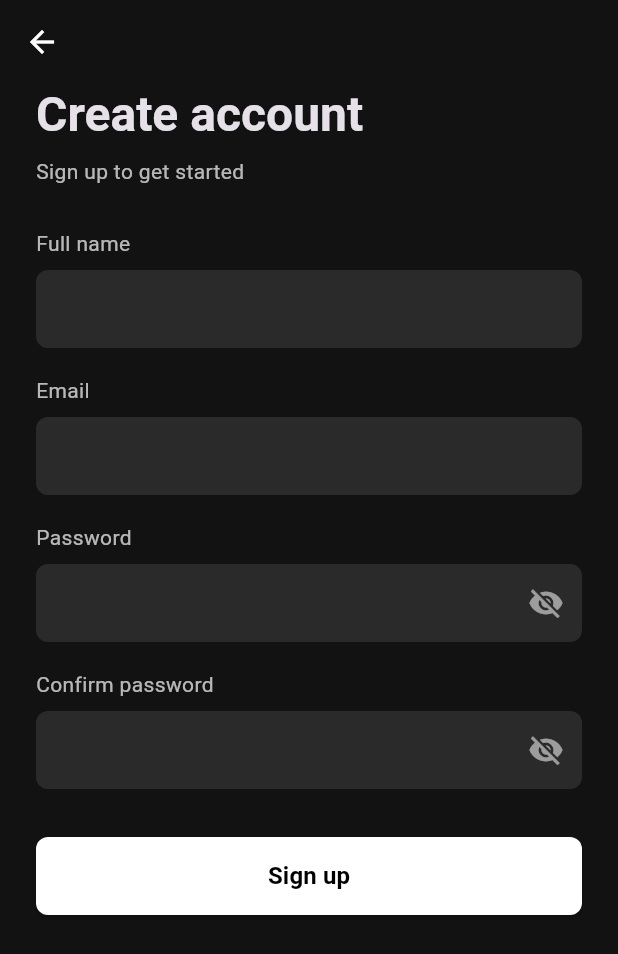
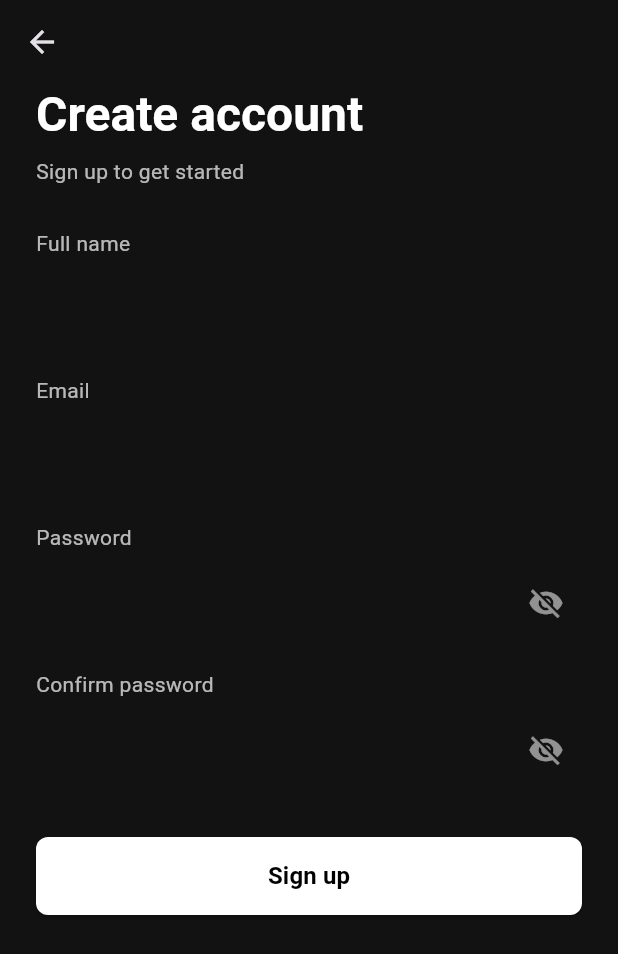
Before and after one commit to ahmeddwwalid/ict_hub_project, a Flutter app: the screen it shows after launch, after a tap on an icon or button, on a phone screen of 412 x 824 dp. Shown: the top 954 px of the screen. Run offline on Flutter 3.47's test engine with Material 3 defaults, Android fonts, the phone set to English and light mode, and no system bars; our stand-ins replace dio, equatable, flutter_bloc, get_it, go_router; generated files the repository leaves out were written again.

Commit message:
refactor: Major restructuring to match production architecture
- Add BLoC/Cubit for state management (ThemeCubit)
- Add GoRouter for navigation (AppRouter)
- Add GetIt dependency injection (initDependencies)
- Create domain layer (ProductEntity, ProductRepository)
- Create data layer (ProductModel, ProductRemoteDataSource)
- Update pubspec.yaml with flutter_bloc, dio, go_router, get_it, json_serializable
- Restructure main.dart to use BLoC and ThemeCubit
- Update theme system (AppTheme)

Architecture now matches production patterns:
✅ Clean Architecture (domain/data layers)
✅ State Management (Cubit)
✅ Dependency Injection (GetIt)
✅ Navigation (GoRouter)
✅ API Integration ready (Dio)

Co-Authored-By: Claude Haiku 4.5 <noreply@anthropic.com>

```diff
--- /dev/null
+++ b/lib/app/app_router.dart
@@ -0,0 +1,19 @@
+import 'package:go_router/go_router.dart';
+import 'package:ict_hub_project/screens/login_screen.dart';
+import 'package:ict_hub_project/screens/product_screen.dart';
+
+abstract class AppRouter {
+  static final appRouter = GoRouter(
+    routes: [
+      GoRoute(
+        path: '/',
+        builder: (context, state) => const LoginScreen(),
+      ),
+      GoRoute(
+        path: '/products',
+        builder: (context, state) => const ProductScreen(),
+      ),
+    ],
+    initialLocation: '/',
+  );
+}
--- /dev/null
+++ b/lib/config/injection_container.dart
@@ -0,0 +1,30 @@
+import 'package:dio/dio.dart';
+import 'package:get_it/get_it.dart';
+import 'package:ict_hub_project/features/products/data/data_source/product_remote_data_source.dart';
+import 'package:ict_hub_project/features/products/data/repository/product_repository.dart';
+import 'package:ict_hub_project/features/products/domain/repository/product_repository.dart' as domain;
+
+final getIt = GetIt.instance;
+
+Future<void> initDependencies() async {
+  // Dio
+  getIt.registerSingleton<Dio>(
+    Dio(
+      BaseOptions(
+        baseUrl: 'https://accessories-eshop.runasp.net/api',
+        connectTimeout: const Duration(seconds: 30),
+        receiveTimeout: const Duration(seconds: 30),
+      ),
+    ),
+  );
+
+  // Data Sources
+  getIt.registerSingleton<ProductRemoteDataSource>(
+    ProductRemoteDataSourceImpl(getIt<Dio>()),
+  );
+
+  // Repositories
+  getIt.registerSingleton<domain.ProductRepository>(
+    ProductRepositoryImpl(getIt<ProductRemoteDataSource>()),
+  );
+}
--- /dev/null
+++ b/lib/core/cubit/theme/theme_cubit.dart
@@ -0,0 +1,16 @@
+import 'package:equatable/equatable.dart';
+import 'package:flutter_bloc/flutter_bloc.dart';
+
+part 'theme_state.dart';
+
+class ThemeCubit extends Cubit<ThemeState> {
+  ThemeCubit() : super(const ThemeState(isDark: true));
+
+  void toggleTheme() {
+    emit(ThemeState(isDark: !state.isDark));
+  }
+
+  void setTheme(bool isDark) {
+    emit(ThemeState(isDark: isDark));
+  }
+}
--- /dev/null
+++ b/lib/core/cubit/theme/theme_state.dart
@@ -0,0 +1,10 @@
+part of 'theme_cubit.dart';
+
+class ThemeState extends Equatable {
+  final bool isDark;
+
+  const ThemeState({required this.isDark});
+
+  @override
+  List<Object?> get props => [isDark];
+}
--- /dev/null
+++ b/lib/features/products/domain/repository/product_repository.dart
@@ -0,0 +1,5 @@
+import 'package:ict_hub_project/features/products/domain/entity/product_entity.dart';
+
+abstract class ProductRepository {
+  Future<List<ProductEntity>> fetchProducts();
+}
--- a/lib/main.dart
+++ b/lib/main.dart
@@ -1,47 +1,36 @@
 import 'package:flutter/material.dart';
-import 'screens/login_screen.dart';
-import 'theme/app_theme.dart';
+import 'package:flutter_bloc/flutter_bloc.dart';
+import 'package:ict_hub_project/app/app_router.dart';
+import 'package:ict_hub_project/config/injection_container.dart';
+import 'package:ict_hub_project/core/cubit/theme/theme_cubit.dart';
+import 'package:ict_hub_project/core/cubit/theme/theme_state.dart';
+import 'package:ict_hub_project/theme/app_theme.dart';
 
-void main() {
-  runApp(MyApp());
-}
-
-// Global theme notifier
-final ThemeNotifier themeNotifier = ThemeNotifier();
-
-class ThemeNotifier extends ChangeNotifier {
-  bool _isDarkMode = true;
-
-  bool get isDarkMode => _isDarkMode;
-
-  void toggleTheme() {
-    _isDarkMode = !_isDarkMode;
-    notifyListeners();
-  }
-
-  void setTheme(bool isDark) {
-    _isDarkMode = isDark;
-    notifyListeners();
-  }
+void main() async {
+  WidgetsFlutterBinding.ensureInitialized();
+  await initDependencies();
+  runApp(const MyApp());
 }
 
 class MyApp extends StatelessWidget {
-  MyApp({super.key});
+  const MyApp({super.key});
 
   @override
   Widget build(BuildContext context) {
-    return ListenableBuilder(
-      listenable: themeNotifier,
-      builder: (context, child) {
-        return MaterialApp(
-          debugShowCheckedModeBanner: false,
-          title: 'E-Commerce App',
-          theme: AppTheme.getLightTheme(),
-          darkTheme: AppTheme.getDarkTheme(),
-          themeMode: themeNotifier.isDarkMode ? ThemeMode.dark : ThemeMode.light,
-          home: const LoginScreen(),
-        );
-      },
+    return BlocProvider(
+      create: (context) => ThemeCubit(),
+      child: BlocBuilder<ThemeCubit, ThemeState>(
+        builder: (context, state) {
+          return MaterialApp.router(
+            title: 'ICT Hub E-Commerce',
+            debugShowCheckedModeBanner: false,
+            theme: state.isDark
+                ? AppTheme().darkTheme()
+                : AppTheme().lightTheme(),
+            routerConfig: AppRouter.appRouter,
+          );
+        },
+      ),
     );
   }
 }
--- a/lib/theme/app_theme.dart
+++ b/lib/theme/app_theme.dart
@@ -1,151 +1,39 @@
 import 'package:flutter/material.dart';
 
 class AppTheme {
-  // Dark Theme Colors
-  static const Color darkBg = Color(0xFF121212);
-  static const Color darkCard = Color(0xFF1E1E1E);
-  static const Color darkField = Color(0xFF2A2A2A);
-
-  // Light Theme Colors
-  static const Color lightBg = Color(0xFFFAFAFA);
-  static const Color lightCard = Color(0xFFFFFFFF);
-  static const Color lightField = Color(0xFFF5F5F5);
-
-  static ThemeData getDarkTheme() {
+  ThemeData darkTheme() {
     return ThemeData(
       useMaterial3: true,
       brightness: Brightness.dark,
-      scaffoldBackgroundColor: darkBg,
+      scaffoldBackgroundColor: const Color(0xFF121212),
       appBarTheme: const AppBarTheme(
-        backgroundColor: darkBg,
+        backgroundColor: Color(0xFF121212),
         elevation: 0,
-        iconTheme: IconThemeData(color: Colors.white),
-        titleTextStyle: TextStyle(
-          color: Colors.white,
-          fontSize: 20,
-          fontWeight: FontWeight.bold,
-        ),
-      ),
-      bottomNavigationBarTheme: const BottomNavigationBarThemeData(
-        backgroundColor: darkBg,
-        selectedItemColor: Colors.blueAccent,
-        unselectedItemColor: Colors.white54,
       ),
       textTheme: const TextTheme(
+        headlineLarge: TextStyle(color: Colors.white),
         bodyLarge: TextStyle(color: Colors.white),
         bodyMedium: TextStyle(color: Colors.white70),
         bodySmall: TextStyle(color: Colors.white54),
       ),
-      inputDecorationTheme: InputDecorationTheme(
-        filled: true,
-        fillColor: darkField,
-        labelStyle: const TextStyle(color: Colors.white70),
-        hintStyle: const TextStyle(color: Colors.white38),
-        contentPadding: const EdgeInsets.symmetric(
-          horizontal: 14,
-          vertical: 14,
-        ),
-        border: OutlineInputBorder(
-          borderRadius: BorderRadius.circular(8),
-          borderSide: BorderSide.none,
-        ),
-        enabledBorder: OutlineInputBorder(
-          borderRadius: BorderRadius.circular(8),
-          borderSide: BorderSide.none,
-        ),
-        focusedBorder: OutlineInputBorder(
-          borderRadius: BorderRadius.circular(8),
-          borderSide: const BorderSide(
-            color: Colors.blueAccent,
-            width: 1.5,
-          ),
-        ),
-        errorBorder: OutlineInputBorder(
-          borderRadius: BorderRadius.circular(8),
-          borderSide: const BorderSide(
-            color: Colors.redAccent,
-            width: 1.2,
-          ),
-        ),
-      ),
-      elevatedButtonTheme: ElevatedButtonThemeData(
-        style: ElevatedButton.styleFrom(
-          backgroundColor: Colors.white,
-          foregroundColor: Colors.black,
-          shape: RoundedRectangleBorder(
-            borderRadius: BorderRadius.circular(8),
-          ),
-        ),
-      ),
     );
   }
 
-  static ThemeData getLightTheme() {
+  ThemeData lightTheme() {
     return ThemeData(
       useMaterial3: true,
       brightness: Brightness.light,
-      scaffoldBackgroundColor: lightBg,
+      scaffoldBackgroundColor: Colors.white,
       appBarTheme: const AppBarTheme(
         backgroundColor: Colors.white,
         elevation: 0,
-        iconTheme: IconThemeData(color: Colors.black),
-        titleTextStyle: TextStyle(
-          color: Colors.black,
-          fontSize: 20,
-          fontWeight: FontWeight.bold,
-        ),
-      ),
-      bottomNavigationBarTheme: const BottomNavigationBarThemeData(
-        backgroundColor: Colors.white,
-        selectedItemColor: Colors.blueAccent,
-        unselectedItemColor: Colors.grey,
       ),
       textTheme: const TextTheme(
+        headlineLarge: TextStyle(color: Colors.black),
         bodyLarge: TextStyle(color: Colors.black),
         bodyMedium: TextStyle(color: Colors.black87),
         bodySmall: TextStyle(color: Colors.black54),
       ),
-      inputDecorationTheme: InputDecorationTheme(
-        filled: true,
-        fillColor: lightField,
-        labelStyle: const TextStyle(color: Colors.black87),
-        hintStyle: const TextStyle(color: Colors.black38),
-        contentPadding: const EdgeInsets.symmetric(
-          horizontal: 14,
-          vertical: 14,
-        ),
-        border: OutlineInputBorder(
-          borderRadius: BorderRadius.circular(8),
-          borderSide: const BorderSide(color: Colors.grey),
-        ),
-        enabledBorder: OutlineInputBorder(
-          borderRadius: BorderRadius.circular(8),
-          borderSide: const BorderSide(color: Colors.grey),
-        ),
-        focusedBorder: OutlineInputBorder(
-          borderRadius: BorderRadius.circular(8),
-          borderSide: const BorderSide(
-            color: Colors.blueAccent,
-            width: 1.5,
-          ),
-        ),
-        errorBorder: OutlineInputBorder(
-          borderRadius: BorderRadius.circular(8),
-          borderSide: const BorderSide(
-            color: Colors.red,
-            width: 1.2,
-          ),
-        ),
-      ),
-      elevatedButtonTheme: ElevatedButtonThemeData(
-        style: ElevatedButton.styleFrom(
-          backgroundColor: Colors.blueAccent,
-          foregroundColor: Colors.white,
-          shape: RoundedRectangleBorder(
-            borderRadius: BorderRadius.circular(8),
-          ),
-        ),
-      ),
     );
   }
 }
```
Also changed, not shown: lib/features/products/data/data_source/product_remote_data_source.dart (added, +29 -0 lines), lib/features/products/data/model/product_model.dart (added, +37 -0 lines), lib/features/products/data/repository/product_repository.dart (added, +15 -0 lines), lib/features/products/domain/entity/product_entity.dart (added, +22 -0 lines), pubspec.yaml (+9 -0 lines).
